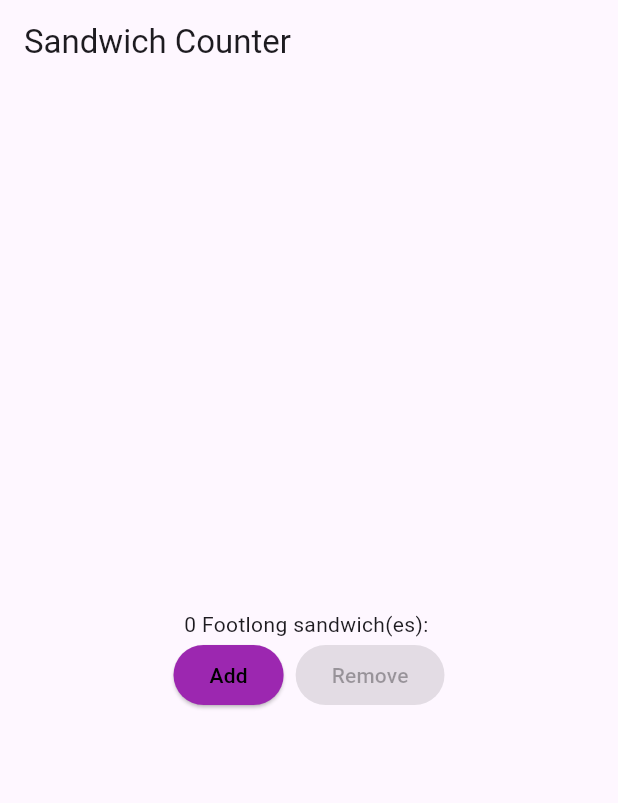
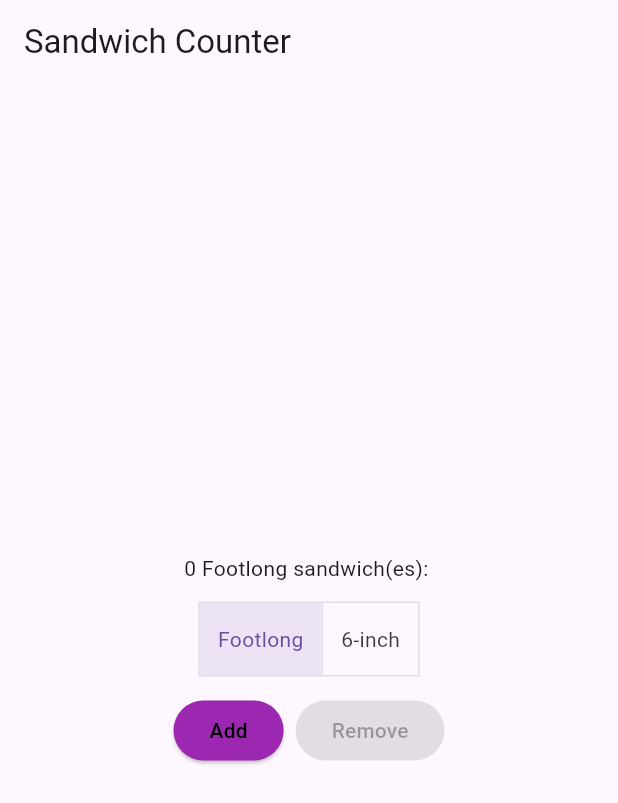
Before and after one commit to ImNotGood69/flutter_attempt, a Flutter app: the screen it shows after launch, on a phone screen of 412 x 824 dp. Shown: the top 803 px of the screen. Run offline on Flutter 3.47's test engine with Material 3 defaults, Android fonts, the phone set to English and light mode, and no system bars.

Commit message:
added footlong  six inch

```diff
--- a/lib/main.dart
+++ b/lib/main.dart
@@ -27,6 +27,8 @@ class OrderScreen extends StatefulWidget {
 
 class _OrderScreenState extends State<OrderScreen> {
   int _quantity = 0;
+  // track selected sandwich size: true = Footlong, false = Six-inch
+  bool _isFootlong = true;
   void _increaseQuantity() {
     if (_quantity < widget.maxQuantity) {
       setState(() => _quantity++);
@@ -47,7 +49,25 @@ class _OrderScreenState extends State<OrderScreen> {
         child: Column(
           mainAxisAlignment: MainAxisAlignment.center,
           children: <Widget>[
-            OrderItemDisplay(_quantity, 'Footlong'),
+            // show currently selected size in the display
+            OrderItemDisplay(_quantity, _isFootlong ? 'Footlong' : 'Six-inch'),
+            const SizedBox(height: 12),
+            // size selector
+            ToggleButtons(
+              isSelected: [_isFootlong, !_isFootlong],
+              onPressed: (index) => setState(() => _isFootlong = index == 0),
+              children: const [
+                Padding(
+                  padding: EdgeInsets.symmetric(horizontal: 12),
+                  child: Text('Footlong'),
+                ),
+                Padding(
+                  padding: EdgeInsets.symmetric(horizontal: 12),
+                  child: Text('6-inch'),
+                ),
+              ],
+            ),
+            const SizedBox(height: 12),
             Row(
               mainAxisAlignment: MainAxisAlignment.center,
               children: [
```
